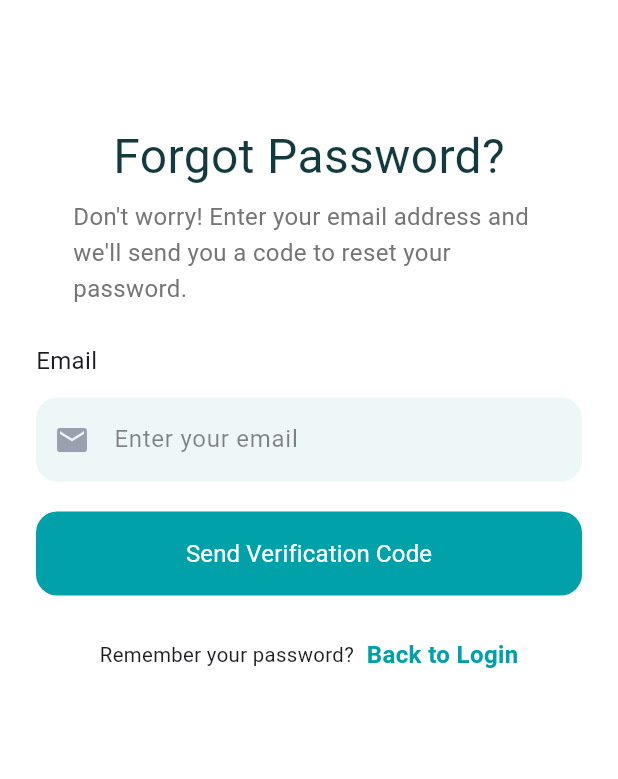
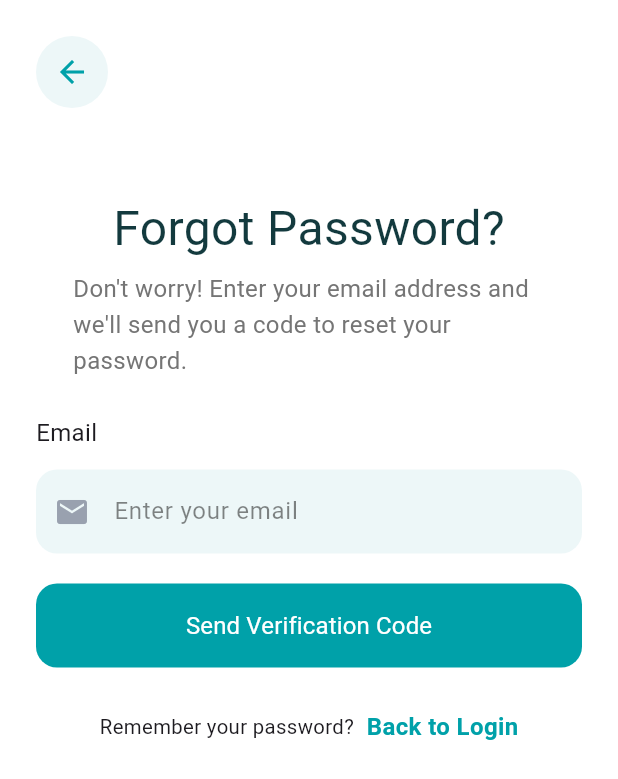
Before and after one commit to Cureta-GP/Cureta-Frontend, a Flutter app: the ForgetPasswordView screen opened by its route, on a phone screen of 412 x 824 dp. Shown: the top 779 px of the screen. Run offline on Flutter 3.47's test engine with Material 3 defaults, Android fonts, the phone set to English and light mode, and no system bars; our stand-ins replace easy_localization, flutter_screenutil, go_router, rive; Roboto replaces fonts that are missing (Arimo).

Commit message:
add navigation

```diff
--- a/lib/features/authentcation/veiw/forget_password_view.dart
+++ b/lib/features/authentcation/veiw/forget_password_view.dart
@@ -17,10 +17,13 @@ class ForgetPasswordView extends StatelessWidget {
   @override
   Widget build(BuildContext context) {
     return Scaffold(
-      body: Padding(
+      body: SafeArea(
+        child: Padding(
           padding: const EdgeInsets.all(24.0),
           child: Column(
+            crossAxisAlignment: CrossAxisAlignment.start,
             children: [
+               ArrowBack(),
               Header(
                 title: AppLocalizations.forgotPasswordTitle,
                 subtitle: AppLocalizations.forgotPasswordSubtitle,
@@ -37,6 +40,7 @@ class ForgetPasswordView extends StatelessWidget {
                 text: AppLocalizations.sendButton,
                 prefixIcon: AppIcons.send,
                 onPressed: () {
+                  Nav.push(context, AppRoutes.verifyEmail);
                   // Handle send reset code action
                 },
               ),
@@ -49,6 +53,7 @@ class ForgetPasswordView extends StatelessWidget {
             ],
           ),
         ),
+      ),
     );
   }
 }
--- a/lib/features/authentcation/veiw/reset_password_view.dart
+++ b/lib/features/authentcation/veiw/reset_password_view.dart
@@ -18,6 +18,7 @@ class ResetPasswordView extends StatelessWidget {
     return Scaffold(
       body: Padding(
         padding: const EdgeInsets.all(24.0),
+        child: SingleChildScrollView(
           child: Column(
                       crossAxisAlignment: CrossAxisAlignment.start,
 
@@ -56,6 +57,7 @@ class ResetPasswordView extends StatelessWidget {
             ],
           ),
         ),
+      ),
     );
   }
 }
```
Also changed, not shown: assets/images/onboarding_qr_code.png. Lines whose indentation alone changed are shown as unchanged.
